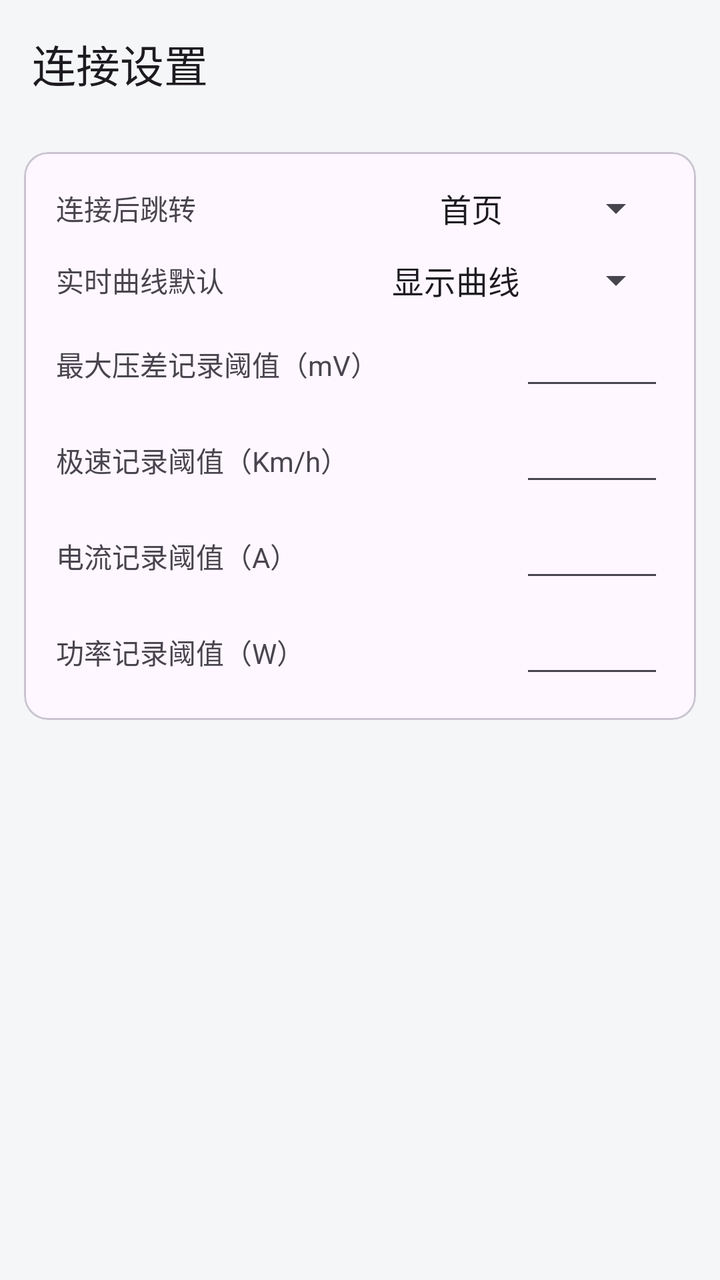
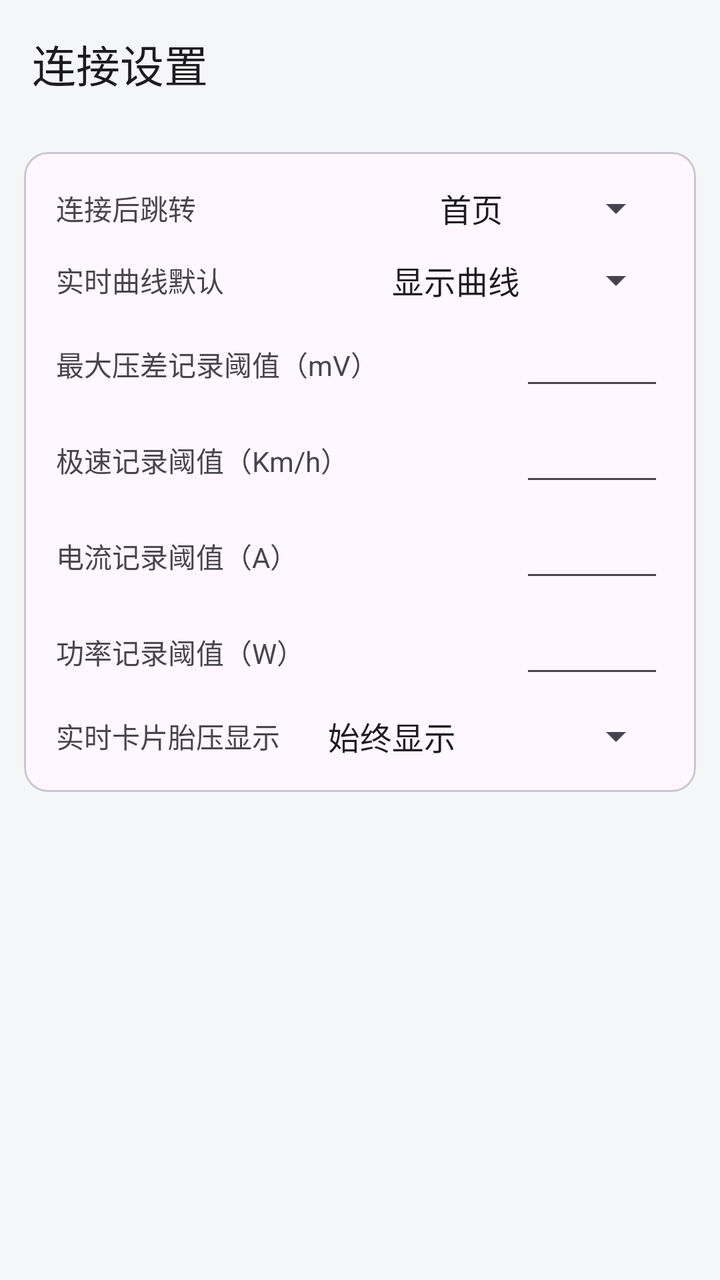

Before-and-after screenshots of an Android layout around one commit, followed by the original layout XML and the change that was made.
<!-- AndroidManifest.xml: application theme Theme.YYBMS -->
<!-- res/layout/activity_connection_settings.xml -->
<?xml version="1.0" encoding="utf-8"?>
<LinearLayout xmlns:android="http://schemas.android.com/apk/res/android"
    xmlns:app="http://schemas.android.com/apk/res-auto"
    android:layout_width="match_parent"
    android:layout_height="match_parent"
    android:orientation="vertical">

    <com.google.android.material.appbar.MaterialToolbar
        android:id="@+id/toolbar"
        android:layout_width="match_parent"
        android:layout_height="?attr/actionBarSize"
        app:title="@string/connection_settings" />

    <ScrollView
        android:layout_width="match_parent"
        android:layout_height="match_parent">

        <LinearLayout
            android:layout_width="match_parent"
            android:layout_height="wrap_content"
            android:orientation="vertical"
            android:padding="12dp">

            <com.google.android.material.card.MaterialCardView
                android:layout_width="match_parent"
                android:layout_height="wrap_content"
                app:cardCornerRadius="12dp"
                app:cardElevation="0dp"
                app:contentPadding="16dp"
                app:strokeWidth="1dp">

                <LinearLayout
                    android:layout_width="match_parent"
                    android:layout_height="wrap_content"
                    android:orientation="vertical">

                    
                    <LinearLayout
                        android:layout_width="match_parent"
                        android:layout_height="wrap_content"
                        android:gravity="center_vertical"
                        android:orientation="horizontal">

                        <TextView
                            android:layout_width="0dp"
                            android:layout_height="wrap_content"
                            android:layout_weight="1"
                            android:text="@string/setting_connect_jump_title"
                            android:textSize="14sp" />

                        <Spinner
                            android:id="@+id/spinner_connect_jump_tab"
                            android:layout_width="wrap_content"
                            android:layout_height="wrap_content"
                            android:entries="@array/connect_jump_tab_labels"
                            android:minWidth="120dp"
                            android:spinnerMode="dropdown" />
                    </LinearLayout>

                    
                    <LinearLayout
                        android:layout_width="match_parent"
                        android:layout_height="wrap_content"
                        android:layout_marginTop="12dp"
                        android:gravity="center_vertical"
                        android:orientation="horizontal">

                        <TextView
                            android:layout_width="0dp"
                            android:layout_height="wrap_content"
                            android:layout_weight="1"
                            android:text="@string/setting_curve_default_title"
                            android:textSize="14sp" />

                        <Spinner
                            android:id="@+id/spinner_realtime_curve_default"
                            android:layout_width="wrap_content"
                            android:layout_height="wrap_content"
                            android:entries="@array/curve_default_labels"
                            android:minWidth="120dp"
                            android:spinnerMode="dropdown" />
                    </LinearLayout>

                    
                    <LinearLayout
                        android:layout_width="match_parent"
                        android:layout_height="wrap_content"
                        android:layout_marginTop="12dp"
                        android:gravity="center_vertical"
                        android:orientation="horizontal">

                        <TextView
                            android:layout_width="0dp"
                            android:layout_height="wrap_content"
                            android:layout_weight="1"
                            android:text="@string/setting_diff_threshold_title"
                            android:textSize="14sp" />

                        <EditText
                            android:id="@+id/et_diff_threshold"
                            android:layout_width="72dp"
                            android:layout_height="wrap_content"
                            android:gravity="end"
                            android:imeOptions="actionDone"
                            android:importantForAutofill="no"
                            android:inputType="numberDecimal"
                            android:maxLines="1"
                            android:minWidth="72dp"
                            android:textSize="14sp" />
                    </LinearLayout>

                    
                    <LinearLayout
                        android:layout_width="match_parent"
                        android:layout_height="wrap_content"
                        android:layout_marginTop="12dp"
                        android:gravity="center_vertical"
                        android:orientation="horizontal">

                        <TextView
                            android:layout_width="0dp"
                            android:layout_height="wrap_content"
                            android:layout_weight="1"
                            android:text="@string/setting_top_speed_threshold_title"
                            android:textSize="14sp" />

                        <EditText
                            android:id="@+id/et_top_speed_threshold"
                            android:layout_width="72dp"
                            android:layout_height="wrap_content"
                            android:gravity="end"
                            android:imeOptions="actionDone"
                            android:importantForAutofill="no"
                            android:inputType="numberDecimal"
                            android:maxLines="1"
                            android:minWidth="72dp"
                            android:textSize="14sp" />
                    </LinearLayout>

                    
                    <LinearLayout
                        android:layout_width="match_parent"
                        android:layout_height="wrap_content"
                        android:layout_marginTop="12dp"
                        android:gravity="center_vertical"
                        android:orientation="horizontal">

                        <TextView
                            android:layout_width="0dp"
                            android:layout_height="wrap_content"
                            android:layout_weight="1"
                            android:text="@string/setting_current_threshold_title"
                            android:textSize="14sp" />

                        <EditText
                            android:id="@+id/et_current_threshold"
                            android:layout_width="72dp"
                            android:layout_height="wrap_content"
                            android:gravity="end"
                            android:imeOptions="actionDone"
                            android:importantForAutofill="no"
                            android:inputType="numberDecimal"
                            android:maxLines="1"
                            android:minWidth="72dp"
                            android:textSize="14sp" />
                    </LinearLayout>

                    
                    <LinearLayout
                        android:layout_width="match_parent"
                        android:layout_height="wrap_content"
                        android:layout_marginTop="12dp"
                        android:gravity="center_vertical"
                        android:orientation="horizontal">

                        <TextView
                            android:layout_width="0dp"
                            android:layout_height="wrap_content"
                            android:layout_weight="1"
                            android:text="@string/setting_power_threshold_title"
                            android:textSize="14sp" />

                        <EditText
                            android:id="@+id/et_power_threshold"
                            android:layout_width="72dp"
                            android:layout_height="wrap_content"
                            android:gravity="end"
                            android:imeOptions="actionDone"
                            android:importantForAutofill="no"
                            android:inputType="numberDecimal"
                            android:maxLines="1"
                            android:minWidth="72dp"
                            android:textSize="14sp" />
                    </LinearLayout>
                </LinearLayout>
            </com.google.android.material.card.MaterialCardView>
        </LinearLayout>
    </ScrollView>
</LinearLayout>
<!-- resources referenced by this layout -->
<resources>
  <string-array name="connect_jump_tab_labels">
          <item>@string/nav_home</item>
          <item>@string/nav_realtime</item>
          <item>@string/nav_data</item>
          <item>@string/nav_overlay</item>
      </string-array>
  <string-array name="curve_default_labels">
          <item>@string/curve_default_show</item>
          <item>@string/curve_default_hide</item>
      </string-array>
  <string name="connection_settings">连接设置</string>
  <string name="setting_connect_jump_title">连接后跳转</string>
  <string name="setting_current_threshold_title">电流记录阈值（A）</string>
  <string name="setting_curve_default_title">实时曲线默认</string>
  <string name="setting_diff_threshold_title">最大压差记录阈值（mV）</string>
  <string name="setting_power_threshold_title">功率记录阈值（W）</string>
  <string name="setting_top_speed_threshold_title">极速记录阈值（Km/h）</string>
  <style name="Theme.YYBMS" parent="Theme.Material3.DayNight.NoActionBar">
          <item name="colorPrimary">@color/primary</item>
          <item name="colorPrimaryDark">@color/primary_dark</item>
          <item name="android:statusBarColor" tools:targetApi="l">?attr/colorPrimary</item>
          <item name="android:windowBackground">@color/background</item>
      </style>
  <string name="nav_home">首页</string>
  <string name="nav_realtime">实时</string>
  <string name="nav_data">数据</string>
  <string name="nav_overlay">导航</string>
  <string name="curve_default_show">显示曲线</string>
  <string name="curve_default_hide">不显示曲线</string>
  <color name="primary">#1565C0</color>
  <color name="primary_dark">#0D47A1</color>
  <color name="background">#F5F6F8</color>
</resources>

<!-- the commit's change to res/layout/activity_connection_settings.xml (unified diff, before → after) -->
@@ -192,6 +192,30 @@
                             android:minWidth="72dp"
                             android:textSize="14sp" />
                     </LinearLayout>
+
+                    
+                    <LinearLayout
+                        android:layout_width="match_parent"
+                        android:layout_height="wrap_content"
+                        android:layout_marginTop="12dp"
+                        android:gravity="center_vertical"
+                        android:orientation="horizontal">
+
+                        <TextView
+                            android:layout_width="0dp"
+                            android:layout_height="wrap_content"
+                            android:layout_weight="1"
+                            android:text="@string/setting_realtime_tpms_display_title"
+                            android:textSize="14sp" />
+
+                        <Spinner
+                            android:id="@+id/spinner_realtime_tpms_display"
+                            android:layout_width="wrap_content"
+                            android:layout_height="wrap_content"
+                            android:entries="@array/realtime_tpms_display_labels"
+                            android:minWidth="140dp"
+                            android:spinnerMode="dropdown" />
+                    </LinearLayout>
                 </LinearLayout>
             </com.google.android.material.card.MaterialCardView>
         </LinearLayout>
<!-- resource entries referenced after the edit -->
@@ -10,12 +10,18 @@
           <item>@string/curve_default_show</item>
           <item>@string/curve_default_hide</item>
       </string-array>
+  <string-array name="realtime_tpms_display_labels">
+          <item>@string/tpms_display_always</item>
+          <item>@string/tpms_display_never</item>
+          <item>@string/tpms_display_abnormal</item>
+      </string-array>
   <string name="connection_settings">连接设置</string>
   <string name="setting_connect_jump_title">连接后跳转</string>
   <string name="setting_current_threshold_title">电流记录阈值（A）</string>
   <string name="setting_curve_default_title">实时曲线默认</string>
   <string name="setting_diff_threshold_title">最大压差记录阈值（mV）</string>
   <string name="setting_power_threshold_title">功率记录阈值（W）</string>
+  <string name="setting_realtime_tpms_display_title">实时卡片胎压显示</string>
   <string name="setting_top_speed_threshold_title">极速记录阈值（Km/h）</string>
   <style name="Theme.YYBMS" parent="Theme.Material3.DayNight.NoActionBar">
           <item name="colorPrimary">@color/primary</item>
@@ -29,6 +35,9 @@
   <string name="nav_overlay">导航</string>
   <string name="curve_default_show">显示曲线</string>
   <string name="curve_default_hide">不显示曲线</string>
+  <string name="tpms_display_always">始终显示</string>
+  <string name="tpms_display_never">始终不显示</string>
+  <string name="tpms_display_abnormal">胎压异常时显示</string>
   <color name="primary">#1565C0</color>
   <color name="primary_dark">#0D47A1</color>
   <color name="background">#F5F6F8</color>
